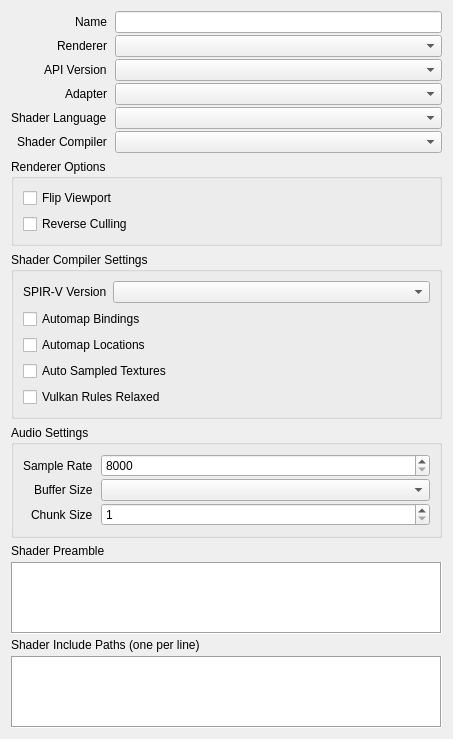
houmain/gpupad, file src/session/properties/SessionProperties.ui: the form before one commit.
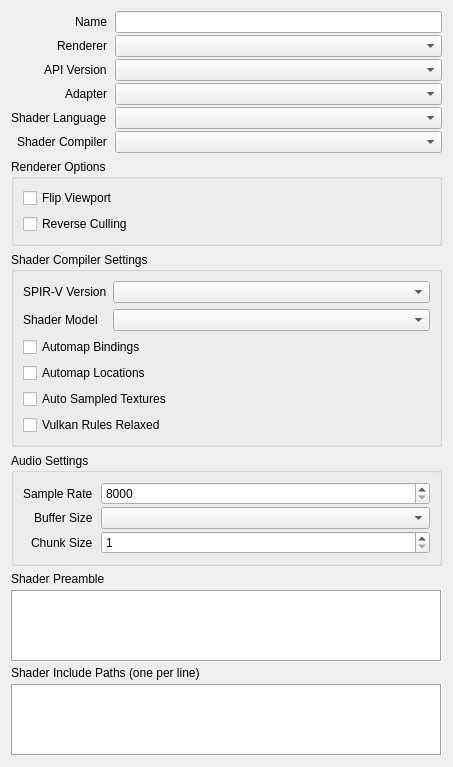
The form after the commit. Custom widgets are drawn as their Qt base class.

Commit message: Allow to select HLSL compiler shader model

Diff of the .ui file:
```diff
--- a/src/session/properties/SessionProperties.ui
+++ b/src/session/properties/SessionProperties.ui
@@ -151,6 +151,16 @@
         <item row="0" column="1">
          <widget class="DataComboBox" name="spirvVersion"/>
         </item>
+        <item row="1" column="0">
+         <widget class="QLabel" name="labelShaderModel">
+          <property name="text">
+           <string>Shader Model</string>
+          </property>
+         </widget>
+        </item>
+        <item row="1" column="1">
+         <widget class="DataComboBox" name="shaderModel"/>
+        </item>
        </layout>
       </item>
       <item row="3" column="0">
```
The commit also changes 8 other files.
